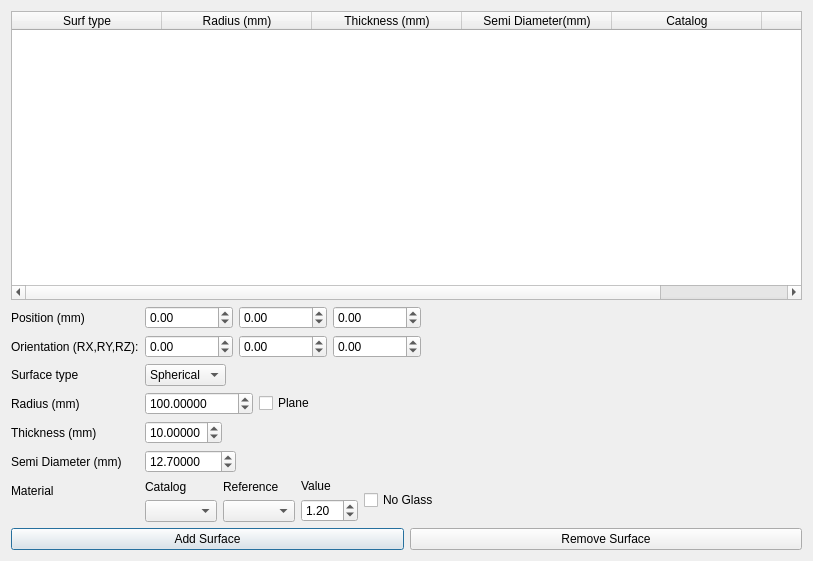
First picture: the form in freecad/pyoptools/GUI/LensData.ui, repository cihologramas/freecad-pyoptools, before the edit.
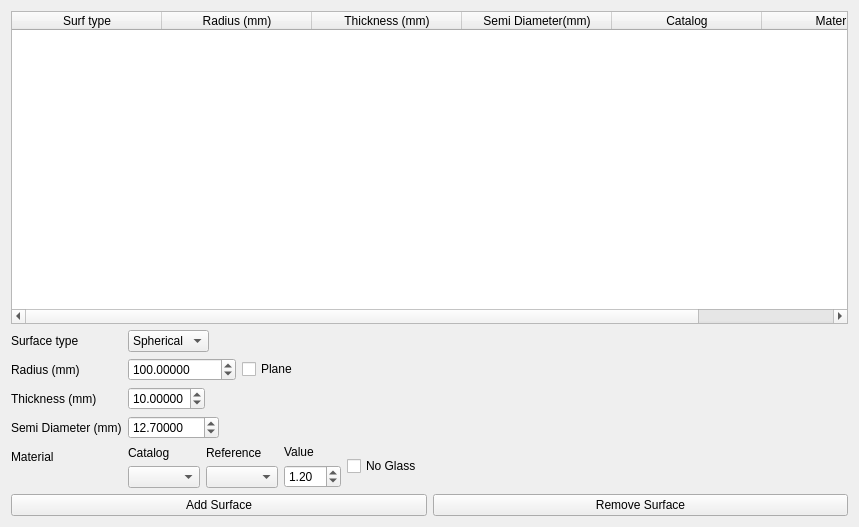
Second picture: the form after the edit.

Commit message:
Some dialogs updated to be able to use widgetMix
A new infrastructure was developed to simplify the reuse of widgets, and also to allow the design of such widgets with designer.

Diff of the .ui file:
```diff
--- a/freecad/pyoptools/GUI/LensData.ui
+++ b/freecad/pyoptools/GUI/LensData.ui
@@ -1,13 +1,13 @@
 <?xml version="1.0" encoding="UTF-8"?>
 <ui version="4.0">
- <class>Dialog</class>
- <widget class="QDialog" name="Dialog">
+ <class>Form</class>
+ <widget class="QWidget" name="Form">
   <property name="geometry">
    <rect>
     <x>0</x>
     <y>0</y>
-    <width>813</width>
-    <height>561</height>
+    <width>859</width>
+    <height>527</height>
    </rect>
   </property>
   <property name="windowTitle">
@@ -81,98 +81,13 @@
       <enum>QFormLayout::ExpandingFieldsGrow</enum>
      </property>
      <item row="0" column="0">
-      <widget class="QLabel" name="label_10">
-       <property name="text">
-        <string>Position (mm)</string>
-       </property>
-      </widget>
-     </item>
-     <item row="0" column="1">
-      <layout class="QHBoxLayout" name="horizontalLayout_3">
-       <item>
-        <widget class="QDoubleSpinBox" name="Xpos">
-         <property name="minimum">
-          <double>-1000000.000000000000000</double>
-         </property>
-         <property name="maximum">
-          <double>1000000.000000000000000</double>
-         </property>
-        </widget>
-       </item>
-       <item>
-        <widget class="QDoubleSpinBox" name="Ypos">
-         <property name="minimum">
-          <double>-1000000.000000000000000</double>
-         </property>
-         <property name="maximum">
-          <double>1000000.000000000000000</double>
-         </property>
-        </widget>
-       </item>
-       <item>
-        <widget class="QDoubleSpinBox" name="Zpos">
-         <property name="minimum">
-          <double>-1000000.000000000000000</double>
-         </property>
-         <property name="maximum">
-          <double>1000000.000000000000000</double>
-         </property>
-        </widget>
-       </item>
-      </layout>
-     </item>
-     <item row="1" column="0">
-      <widget class="QLabel" name="label_7">
-       <property name="text">
-        <string>Orientation (RX,RY,RZ):</string>
-       </property>
-      </widget>
-     </item>
-     <item row="1" column="1">
-      <layout class="QHBoxLayout" name="horizontalLayout">
-       <item>
-        <widget class="QDoubleSpinBox" name="Xrot">
-         <property name="minimum">
-          <double>-1000000.000000000000000</double>
-         </property>
-         <property name="maximum">
-          <double>1000000.000000000000000</double>
-         </property>
-        </widget>
-       </item>
-       <item>
-        <widget class="QDoubleSpinBox" name="Yrot">
-         <property name="minimum">
-          <double>-1000000.000000000000000</double>
-         </property>
-         <property name="maximum">
-          <double>1000000.000000000000000</double>
-         </property>
-         <property name="value">
-          <double>0.000000000000000</double>
-         </property>
-        </widget>
-       </item>
-       <item>
-        <widget class="QDoubleSpinBox" name="Zrot">
-         <property name="minimum">
-          <double>-1000000.000000000000000</double>
-         </property>
-         <property name="maximum">
-          <double>1000000.000000000000000</double>
-         </property>
-        </widget>
-       </item>
-      </layout>
-     </item>
-     <item row="2" column="0">
       <widget class="QLabel" name="label_11">
        <property name="text">
         <string>Surface type</string>
        </property>
       </widget>
      </item>
-     <item row="2" column="1">
+     <item row="0" column="1">
       <widget class="QComboBox" name="SurfType">
        <property name="sizePolicy">
         <sizepolicy hsizetype="Minimum" vsizetype="Fixed">
@@ -187,14 +102,14 @@
        </item>
       </widget>
      </item>
-     <item row="3" column="0">
+     <item row="1" column="0">
       <widget class="QLabel" name="label_2">
        <property name="text">
         <string>Radius (mm)</string>
        </property>
       </widget>
      </item>
-     <item row="3" column="1">
+     <item row="1" column="1">
       <layout class="QHBoxLayout" name="horizontalLayout_6">
        <item>
         <widget class="QDoubleSpinBox" name="R">
@@ -221,14 +136,14 @@
        </item>
       </layout>
      </item>
-     <item row="5" column="0">
+     <item row="3" column="0">
       <widget class="QLabel" name="label">
        <property name="text">
         <string>Thickness (mm)</string>
        </property>
       </widget>
      </item>
-     <item row="5" column="1">
+     <item row="3" column="1">
       <widget class="QDoubleSpinBox" name="T">
        <property name="decimals">
         <number>5</number>
@@ -238,14 +153,14 @@
        </property>
       </widget>
      </item>
-     <item row="6" column="0">
+     <item row="4" column="0">
       <widget class="QLabel" name="label_3">
        <property name="text">
         <string>Semi Diameter (mm)</string>
        </property>
       </widget>
      </item>
-     <item row="6" column="1">
+     <item row="4" column="1">
       <widget class="QDoubleSpinBox" name="SD">
        <property name="decimals">
         <number>5</number>
@@ -261,14 +176,14 @@
        </property>
       </widget>
      </item>
-     <item row="7" column="0">
+     <item row="5" column="0">
       <widget class="QLabel" name="label_5">
        <property name="text">
         <string>Material</string>
        </property>
       </widget>
      </item>
-     <item row="7" column="1">
+     <item row="5" column="1">
       <layout class="QHBoxLayout" name="horizontalLayout_2">
        <item>
         <layout class="QVBoxLayout" name="verticalLayout_4">
```
Left out of the diff: 2 changed lines with no effect on the pictures. The commit also changes 19 other files.
